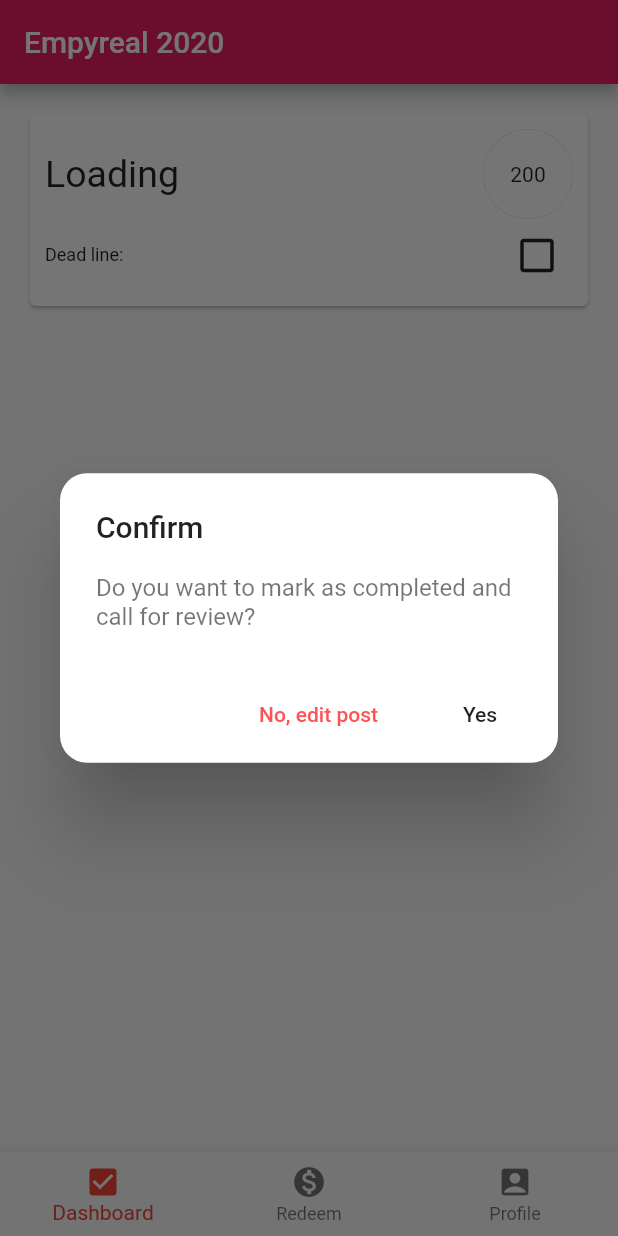
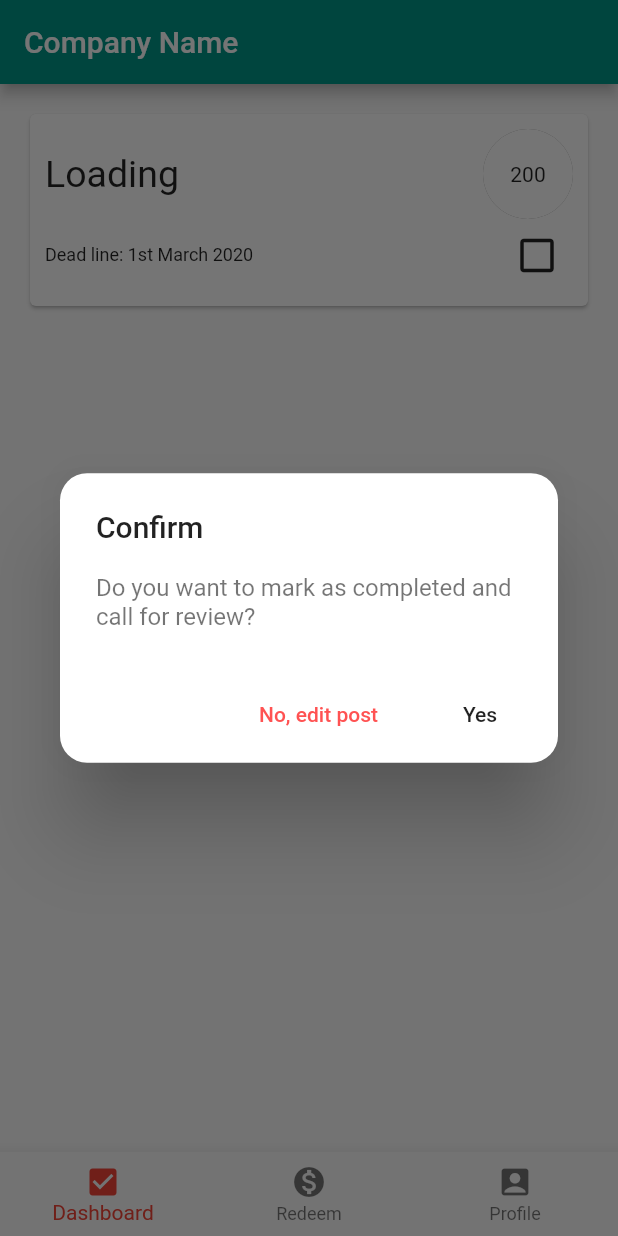
Before and after one commit to aakashpothepalli/FlexyBytes, a Flutter app: the screen it shows after launch, after a tap on the "check box outline blank" icon, on a phone screen of 412 x 824 dp. Run offline on Flutter 3.47's test engine with Material 2 defaults, Android fonts, the phone set to English and light mode, and no system bars; our stand-ins replace firebase_database; accounts and stored records are empty.

Commit message:
added pics

```diff
--- a/lib/main.dart
+++ b/lib/main.dart
@@ -58,11 +58,11 @@ class _MyHomePageState extends State<MyHomePage> {
           // or simply save your changes to "hot reload" in a Flutter IDE).
           // Notice that the counter didn't reset back to zero; the application
           // is not restarted.
-          primarySwatch: Colors.pink,
+          primarySwatch: Colors.teal,
         ),
         home: Scaffold(
           appBar: AppBar(
-            title: Text("Empyreal 2020"),
+            title: Text("Company Name"),
           ),
           body: _pageOptions[_cIndex],
           bottomNavigationBar: BottomNavigationBar(
--- a/lib/task_card.dart
+++ b/lib/task_card.dart
@@ -5,15 +5,27 @@ class TaskCard extends StatefulWidget{
   String task,deadline,id;
   int bytes;
   bool isTaskComplete ;
-
   TaskCard(this.id,this.task,this.deadline,this.bytes,this.isTaskComplete);
   TaskCardState createState() => TaskCardState();
 }
 
 class TaskCardState extends State<TaskCard> {
+  int totalBytes;
 
+  void getData()async {
+    var ref = FirebaseDatabase.instance.reference().child("users/1");
+    var bytes = await ref.once().then((ds) => ds.value['bytes']);
+   setState(() {
+     this.totalBytes = bytes;
+   });
+  }
+  @override
+    void initState() {
+      super.initState();
+      getData();
+    }
+  void checkTaskCompleted(){
 
-  void checkTaskCompleted(){
     showDialog(
                   context: context,
                   builder: (BuildContext context) {
@@ -34,7 +46,9 @@ class TaskCardState extends State<TaskCard> {
                           child: new Text("Yes"),
                           onPressed: () {
                             setState(() {
+
                               FirebaseDatabase.instance.reference().child("users/1/tasks/"+widget.id+"/submitted").set(true);
+                              FirebaseDatabase.instance.reference().child("users/1/bytes").set(widget.bytes+this.totalBytes);
                               widget.isTaskComplete=true;
                             });
                           Navigator.of(context).pop();
@@ -87,7 +101,7 @@ class TaskCardState extends State<TaskCard> {
         ,Row(
           mainAxisAlignment: MainAxisAlignment.spaceBetween,
           children: <Widget>[
-            Text('Dead line:',style: TextStyle(fontSize: 12),),
+            Text('Dead line: 1st March 2020',style: TextStyle(fontSize: 12),),
             Container(child:(widget.isTaskComplete)?
             Text("Submitted for review"):
             IconButton(icon: Icon(Icons.check_box_outline_blank,size:30), onPressed: checkTaskCompleted))
--- a/pubspec.yaml
+++ b/pubspec.yaml
@@ -45,6 +45,7 @@ flutter:
   assets:
     - assets/logo_company.png
     - assets/mkbhd.jpg
+    - assets/Companyhoodie.jpeg
   # An image asset can refer to one or more resolution-specific "variants", see
   # https://flutter.dev/assets-and-images/#resolution-aware.
   # For details regarding adding assets from package dependencies, see
```
Also changed, not shown: lib/redeem_item.dart (+23 -3 lines), lib/start_page.dart (+14 -5 lines), assets/CompanyCap.jpeg (renamed from assets/Company Cap.jpeg), assets/CompanyPhoneCase.jpeg (renamed from assets/Company Phone Case.jpeg), assets/Companyhoodie.jpeg (renamed from assets/Company hoodie.jpeg).
